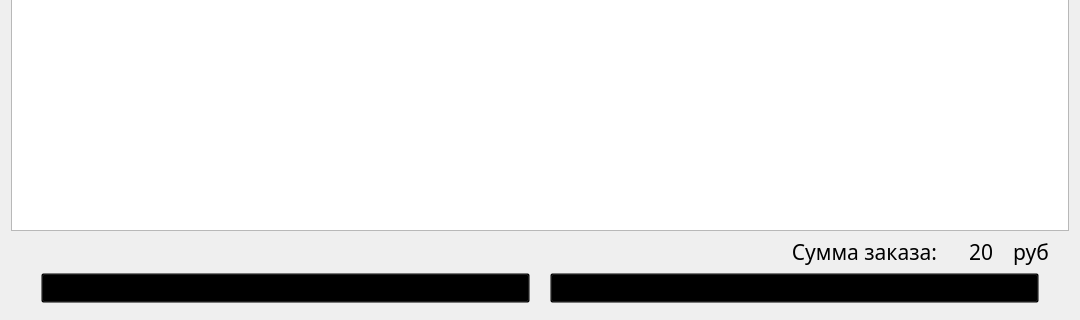
Before: the Qt Designer form shopping_cart.ui in lirthu/kursach, drawn with Qt 5; both pictures show x 0 to 1080 and y 400 to 720 of the 1080 by 720 pixel window.
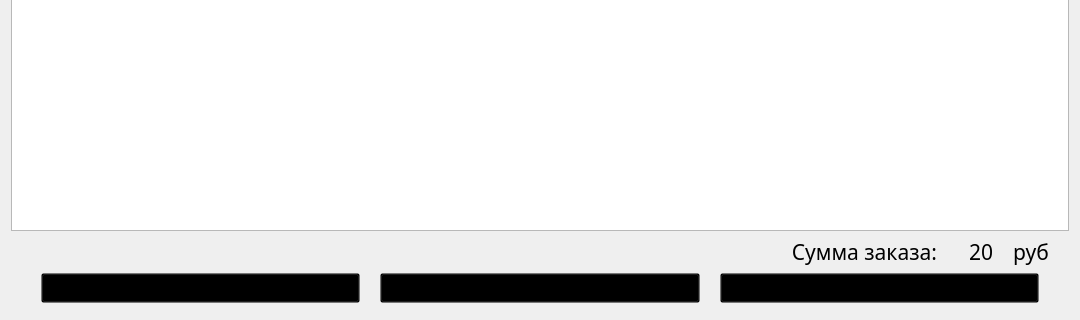
After: the same form once the commit is applied. Icons and pictures are not drawn.

Patch:
```diff
--- a/shopping_cart.ui
+++ b/shopping_cart.ui
@@ -250,7 +250,7 @@
     </layout>
    </item>
    <item>
-    <layout class="QHBoxLayout" name="horizontalLayout_3" stretch="0,0">
+    <layout class="QHBoxLayout" name="horizontalLayout_3" stretch="0,0,0">
      <property name="spacing">
       <number>20</number>
      </property>
@@ -260,6 +260,32 @@
      <property name="rightMargin">
       <number>30</number>
      </property>
+     <item>
+      <widget class="QPushButton" name="pushButton_7">
+       <property name="font">
+        <font>
+         <family>Segoe Print</family>
+         <pointsize>11</pointsize>
+         <underline>false</underline>
+        </font>
+       </property>
+       <property name="layoutDirection">
+        <enum>Qt::LeftToRight</enum>
+       </property>
+       <property name="styleSheet">
+        <string notr="true">background-color: transparent</string>
+       </property>
+       <property name="text">
+        <string>Оформить заказ</string>
+       </property>
+       <property name="iconSize">
+        <size>
+         <width>48</width>
+         <height>48</height>
+        </size>
+       </property>
+      </widget>
+     </item>
      <item>
       <widget class="QPushButton" name="pushButton_5">
        <property name="font">
```
